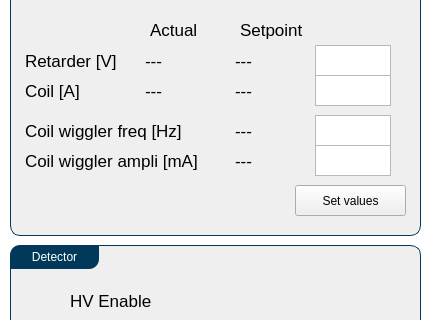
This is Utils/ursapqConsoleResources/spectrometer.ui in pnjun/UrsaPQ-Manager as Qt 5 draws it before an edit; both pictures show x 0 to 432 and y 85 to 405 of the 432 by 609 pixel window. The edited form follows.
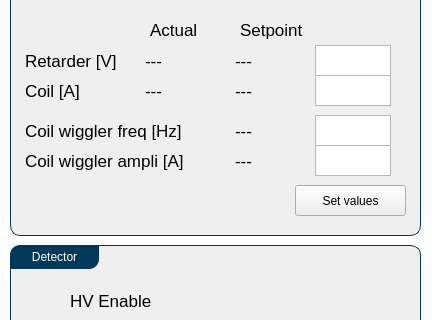
This is the edited form.

Commit message: wiggler UX + ampli/freq corrections

Patch:
```diff
--- a/Utils/ursapqConsoleResources/spectrometer.ui
+++ b/Utils/ursapqConsoleResources/spectrometer.ui
@@ -159,7 +159,7 @@
        </rect>
       </property>
       <property name="text">
-       <string>Coil wiggler ampli [mA]</string>
+       <string>Coil wiggler ampli [A]</string>
       </property>
      </widget>
      <widget class="QPlainTextEdit" name="wiggle_a_in">
```
The commit also changes 1 other file.
